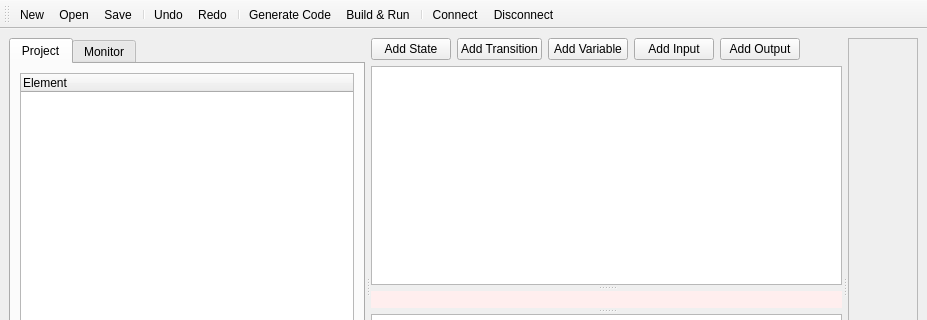
The window that src/core_fsm/ui_qt/mainwindow.ui (EightL/fsm-automata-editor-monitor) describes before a commit, drawn with Qt 5; both pictures show x 0 to 927 and y 0 to 320 of the 927 by 564 pixel window.
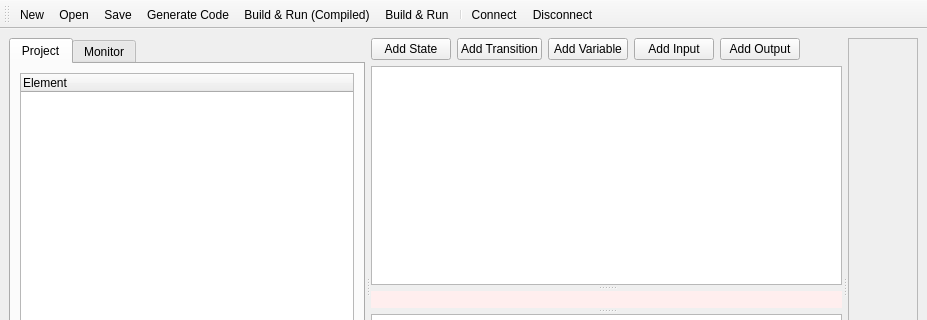
The same window after the commit.

Commit message: removed undo/redo

The edit to the form file:
```diff
--- a/src/core_fsm/ui_qt/mainwindow.ui
+++ b/src/core_fsm/ui_qt/mainwindow.ui
@@ -265,11 +265,8 @@
    <addaction name="actionNew"/>
    <addaction name="actionOpen"/>
    <addaction name="actionSave"/>
-   <addaction name="separator"/>
-   <addaction name="actionUndo"/>
-   <addaction name="actionRedo"/>
-   <addaction name="separator"/>
    <addaction name="actionGenerateCode"/>
+   <addaction name="actionBuildRunCompiled"/>
    <addaction name="actionBuildRun"/>
    <addaction name="separator"/>
    <addaction name="actionConnect"/>
@@ -366,6 +363,14 @@
     <string>Generate C++ interpreter code</string>
    </property>
   </action>
+  <action name="actionBuildRunCompiled">
+    <property name="text">
+      <string>Build &amp;&amp; Run (Compiled)</string>
+    </property>
+    <property name="toolTip">
+      <string>Generate, build &amp; launch the compiled FSM</string>
+    </property>
+  </action>
   <action name="actionBuildRun">
    <property name="text">
     <string>&amp;Build &amp;&amp; Run</string>
```
The commit also changes 6 other files.
